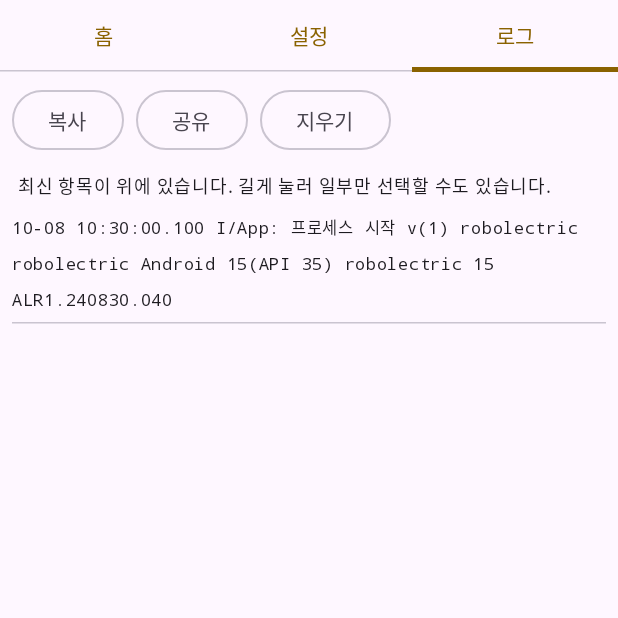
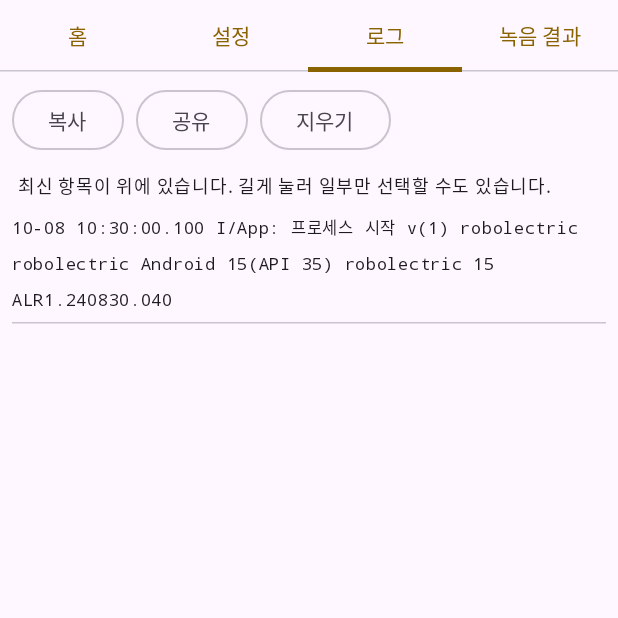
Before and after one commit to forlig85/myco, an Android app built with Jetpack Compose: the screen it shows after launch (MainActivity), tab 3 chosen, on a phone screen of 412 x 824 dp, the top half of it. Run offline under Robolectric (Android 15) with nearby library versions, the phone set to English and light mode, and no system bars.

Commit message:
Main screen: '녹음 결과' tab opens the latest recording result
Co-Authored-By: Claude Opus 5.5 <noreply@anthropic.com>
Claude-Session: https://claude.ai/code/session_012gNJfDLW48M3qnbdLMtQJy

```diff
--- a/app/src/main/java/io/github/forlig85/memoauto/ui/MainActivity.kt
+++ b/app/src/main/java/io/github/forlig85/memoauto/ui/MainActivity.kt
@@ -71,12 +71,20 @@ fun AppTheme(content: @Composable () -> Unit) {
 
 @Composable
 private fun Root(tab: Int, onTab: (Int) -> Unit, resumeTick: Int) {
-    val titles = listOf("홈", "설정", "로그")
+    val ctx = androidx.compose.ui.platform.LocalContext.current
+    val titles = listOf("홈", "설정", "로그", "녹음 결과")
     Scaffold(
         topBar = {
             TabRow(selectedTabIndex = tab, modifier = Modifier.statusBarsPadding()) {
                 titles.forEachIndexed { i, t ->
-                    Tab(selected = tab == i, onClick = { onTab(i) }, text = { Text(t) })
+                    Tab(selected = tab == i, onClick = {
+                        if (i == 3) {
+                            // 최근 녹음 결과 화면 열기
+                            val last = io.github.forlig85.memoauto.Prefs.lastRecording
+                            if (last != null) ctx.startActivity(ResultActivity.intent(ctx, last, autoShare = false))
+                            else io.github.forlig85.memoauto.Notifier.toast(ctx, "아직 저장된 녹음이 없습니다")
+                        } else onTab(i)
+                    }, text = { Text(t) })
                 }
             }
         }
```
